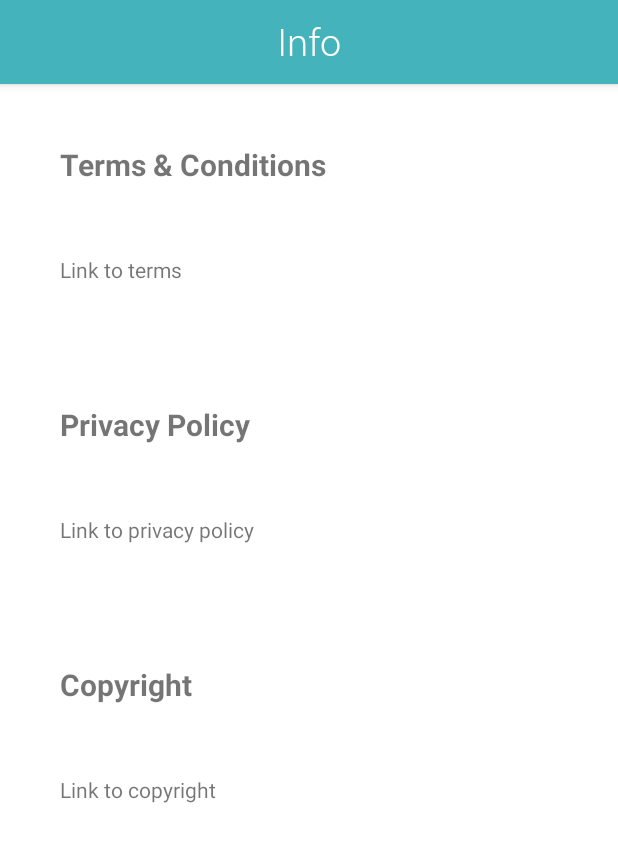
After one commit to rachelgrau/Health4TheWorldStroke, an Android app: the InfoActivity screen opened directly, with no data from a screen before it, on a phone screen of 412 x 824 dp. The commit adds this screen. Shown: the top 842 px of the screen. Run offline under Robolectric (Android 15) with nearby library versions, the phone set to English and light mode, and no system bars.

Commit message:
Set up everything to place link to terms/conditions, privacy policy, etc

```diff
--- a/app/src/main/AndroidManifest.xml
+++ b/app/src/main/AndroidManifest.xml
@@ -23,7 +23,8 @@
         <activity android:name=".Activities.RemindersActivity" />
         <activity android:name=".Activities.ReadContentActivity" />
         <activity android:name=".Activities.VideoContentActivity" />
-        <activity android:name=".Activities.CreateReminderActivity"></activity>
+        <activity android:name=".Activities.CreateReminderActivity" />
+        <activity android:name=".Activities.InfoActivity"></activity>
     </application>
 
 </manifest>
--- /dev/null
+++ b/app/src/main/java/com/example/rachel/health4theworldstroke/Activities/InfoActivity.java
@@ -0,0 +1,64 @@
+package com.example.rachel.health4theworldstroke.Activities;
+
+import android.graphics.Color;
+import android.graphics.Typeface;
+import android.os.Bundle;
+import android.support.v7.app.AppCompatActivity;
+import android.support.v7.widget.Toolbar;
+import android.widget.LinearLayout;
+import android.widget.TextView;
+
+import com.example.rachel.health4theworldstroke.R;
+
+public class InfoActivity extends AppCompatActivity {
+
+    @Override
+    protected void onCreate(Bundle savedInstanceState) {
+        super.onCreate(savedInstanceState);
+        setContentView(R.layout.activity_info);
+        setUpToolbar();
+        setUpText();
+    }
+
+    /* Sets up the top toolbar. */
+    private void setUpToolbar() {
+        Toolbar myToolbar = (Toolbar) findViewById(R.id.info_toolbar);
+        myToolbar.setTitle("");
+        Typeface font = Typeface.createFromAsset(getAssets(), "Roboto-Light.ttf");
+        TextView toolbarTitle = (TextView) myToolbar.findViewById(R.id.toolbar_title);
+        toolbarTitle.setText(R.string.info_title);
+        toolbarTitle.setTypeface(font);
+        setSupportActionBar(myToolbar);
+    }
+
+    private void setUpText() {
+        LinearLayout layout = (LinearLayout)findViewById(R.id.text_linear_layout);
+        addHeaderWithText("Terms & Conditions");
+        addTextViewWithText("Link to terms");
+        addHeaderWithText("Privacy Policy");
+        addTextViewWithText("Link to privacy policy");
+        addHeaderWithText("Copyright");
+        addTextViewWithText("Link to copyright");
+    }
+
+    public void addHeaderWithText(String text) {
+        LinearLayout ll = (LinearLayout) findViewById(R.id.text_linear_layout);
+        TextView textView = new TextView(this);
+        textView.setTypeface(null, Typeface.BOLD);
+        textView.setText(text);
+        textView.setPadding(60, 60, 60, 10);
+        textView.setTextSize(20);
+        textView.setBackgroundColor(Color.WHITE);
+        ll.addView(textView);
+    }
+
+    public void addTextViewWithText(String text) {
+        LinearLayout ll = (LinearLayout) findViewById(R.id.text_linear_layout);
+        TextView secondPar = new TextView(this);
+        secondPar.setText(text);
+        secondPar.setPadding(60, 60, 60, 60);
+        secondPar.setTextSize(14);
+        secondPar.setBackgroundColor(Color.WHITE);
+        ll.addView(secondPar);
+    }
+}
--- a/app/src/main/java/com/example/rachel/health4theworldstroke/Activities/MainActivity.java
+++ b/app/src/main/java/com/example/rachel/health4theworldstroke/Activities/MainActivity.java
@@ -41,4 +41,9 @@ public class MainActivity extends AppCompatActivity {
         Intent intent = new Intent(this, RemindersActivity.class);
         startActivity(intent);
     }
+
+    public void infoClicked(View view) {
+        Intent intent = new Intent(this, InfoActivity.class);
+        startActivity(intent);
+    }
 }
--- /dev/null
+++ b/app/src/main/res/layout/activity_info.xml
@@ -0,0 +1,43 @@
+<ScrollView xmlns:android="http://schemas.android.com/apk/res/android"
+    android:layout_width="fill_parent"
+    android:layout_height="fill_parent"
+    android:fillViewport="true">
+    <RelativeLayout xmlns:android="http://schemas.android.com/apk/res/android"
+        xmlns:tools="http://schemas.android.com/tools"
+        android:id="@+id/activity_info"
+        android:layout_width="match_parent"
+        android:layout_height="match_parent"
+        android:background="@color/colorWhite"
+        tools:context="com.example.rachel.health4theworldstroke.Activities.InfoActivity">
+
+        <!--Toolbar-->
+        <android.support.v7.widget.Toolbar
+            style="@style/ToolBarStyle"
+            android:id="@+id/info_toolbar"
+            android:layout_width="match_parent"
+            android:layout_height="?attr/actionBarSize"
+            android:elevation="4dp"
+            android:theme="@style/ThemeOverlay.AppCompat.ActionBar"
+            tools:layout_editor_absoluteX="8dp" >
+
+            <TextView
+                style="@style/ToolBarStyle"
+                android:layout_width="wrap_content"
+                android:layout_height="wrap_content"
+                android:text="@string/learn"
+                android:textSize="25sp"
+                android:textColor="@color/colorWhite"
+                android:layout_gravity="center"
+                android:id="@+id/toolbar_title" />
+        </android.support.v7.widget.Toolbar>
+
+        <!--List of videos-->
+        <LinearLayout
+            android:layout_width="match_parent"
+            android:layout_height="wrap_content"
+            android:id="@+id/text_linear_layout"
+            android:layout_below="@id/info_toolbar"
+            android:orientation="vertical">
+        </LinearLayout>
+    </RelativeLayout>
+</ScrollView>
--- a/app/src/main/res/layout/activity_main.xml
+++ b/app/src/main/res/layout/activity_main.xml
@@ -42,7 +42,8 @@
         app:layout_constraintRight_toRightOf="parent"
         android:layout_marginTop="8dp"
         app:layout_constraintTop_toBottomOf="@+id/learnButton"
-        android:onClick="remindersSelected" />
+        android:onClick="remindersSelected"
+        app:layout_constraintHorizontal_bias="0.0" />
 
     <ImageView
         app:srcCompat="@color/colorAccent"
@@ -164,4 +165,17 @@
         app:layout_constraintTop_toTopOf="@+id/helpMeSpeakButton"
         android:layout_marginTop="22dp" />
 
+    <ImageButton
+        android:id="@+id/infoButton"
+        android:background="@mipmap/white_info"
+        android:layout_width="30dp"
+        android:layout_height="30dp"
+        app:layout_constraintBottom_toTopOf="@+id/helpMeSpeakButton"
+        android:layout_marginBottom="8dp"
+        android:layout_marginStart="16dp"
+        app:layout_constraintLeft_toLeftOf="parent"
+        android:layout_marginLeft="16dp"
+        android:clickable="true"
+        android:onClick="infoClicked"/>
+
 </android.support.constraint.ConstraintLayout>
--- a/app/src/main/res/values/strings.xml
+++ b/app/src/main/res/values/strings.xml
@@ -64,4 +64,6 @@
     <string name="bladder_bowel_content">BLADDER BOWEL CONTENT</string>
     <string name="home_mod_content">HOME MOD CONTENT</string>
     <string name="faq_content">FAQ CONTENT</string>
+
+    <string name="info_title">Info</string>
 </resources>
```
Also changed, not shown: app/src/main/res/mipmap-hdpi/white_info.png (added), app/src/main/res/mipmap-mdpi/white_info.png (added), app/src/main/res/mipmap-xhdpi/white_info.png (added), app/src/main/res/mipmap-xxhdpi/white_info.png (added), app/src/main/res/mipmap-xxxhdpi/white_info.png (added), app/src/main/white_info-web.png (added).
